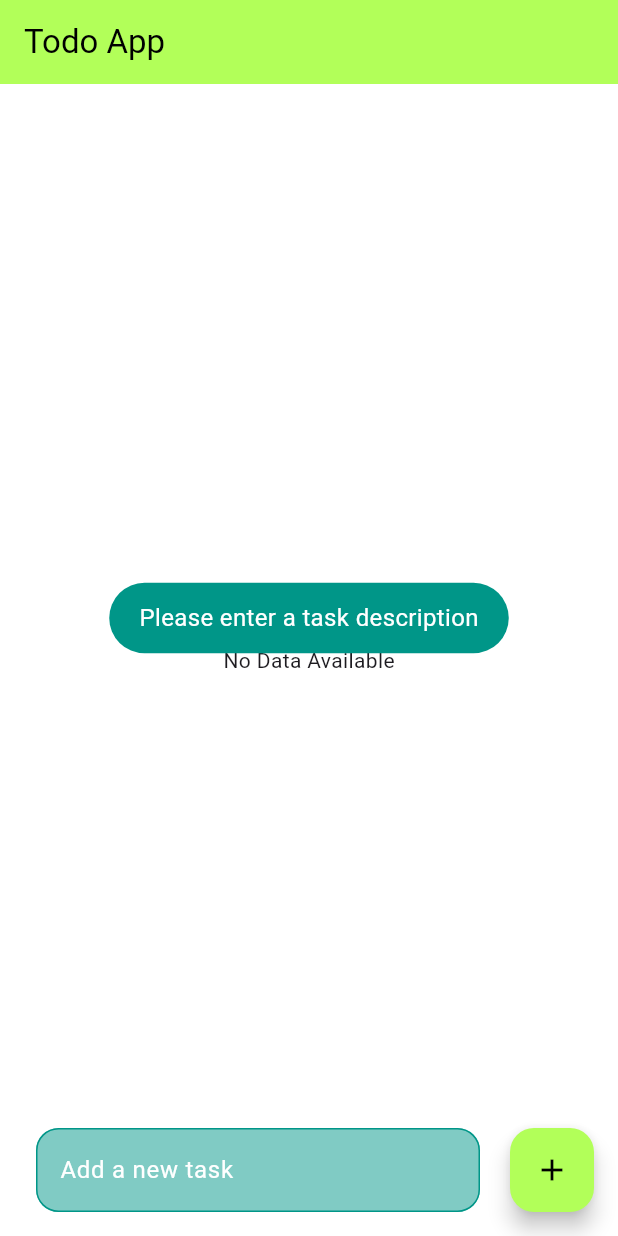
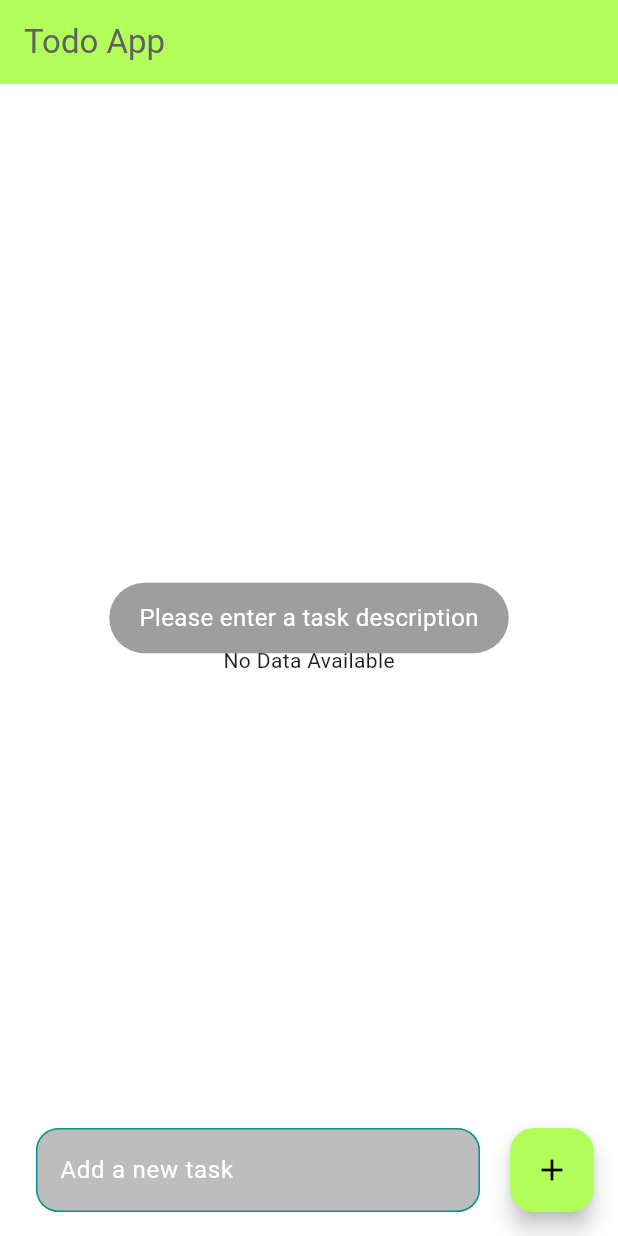
Before and after one commit to RobinMalpart/Projet-Angular-Flutter-Cloud, a Flutter app: the screen it shows after launch, after a tap on the "add" icon, on a phone screen of 412 x 824 dp. Run offline on Flutter 3.47's test engine with Material 3 defaults, Android fonts, the light colour scheme and no system bars; our stand-ins replace cloud_firestore, firebase_core, fluttertoast; accounts and stored records are empty.

Commit message:
fix: toast messages

```diff
--- a/mobile/lib/components/add_task.dart
+++ b/mobile/lib/components/add_task.dart
@@ -27,7 +27,7 @@ class AddTask extends StatelessWidget {
                   color: Colors.white,
                 ),
                 filled: true,
-                fillColor: Colors.teal[200],
+                fillColor: Colors.grey[400],
                 enabledBorder: OutlineInputBorder(
                   borderSide: const BorderSide(
                     color: Colors.teal,
--- a/mobile/lib/components/show_toast.dart
+++ b/mobile/lib/components/show_toast.dart
@@ -7,7 +7,7 @@ void showToast({required String message}){
       toastLength: Toast.LENGTH_SHORT,
       gravity: ToastGravity.CENTER,
       timeInSecForIosWeb: 1,
-      backgroundColor: Colors.teal,
+      backgroundColor: Colors.grey,
       textColor: Colors.white,
       fontSize: 16.0
   );
--- a/mobile/lib/pages/to_do_page.dart
+++ b/mobile/lib/pages/to_do_page.dart
@@ -3,7 +3,7 @@ import 'package:mobile/components/add_task.dart';
 import 'package:mobile/models/task_model.dart';
 import 'package:mobile/services/task_service.dart';
 import 'package:mobile/components/show_toast.dart';
-import 'package:mobile/components/task_list.dart'; // Import the new TaskList component
+import 'package:mobile/components/task_list.dart';
 
 class ToDo extends StatefulWidget {
   const ToDo({super.key});
@@ -63,7 +63,7 @@ class _ToDoState extends State<ToDo> {
       appBar: AppBar(
         title: const Text('Todo App'),
         backgroundColor: Colors.lightGreenAccent,
-        foregroundColor: Colors.black,
+        foregroundColor: Colors.grey[700],
       ),
       body: StreamBuilder<List<TaskModel>>(
         stream: _taskService.readData(),
--- a/mobile/lib/services/task_service.dart
+++ b/mobile/lib/services/task_service.dart
@@ -28,7 +28,7 @@ class TaskService {
       await taskCollection.doc(id).set(newTask);
       showToast(message: "Data Created Successfully");
     } catch (e) {
-      showToast(message: "Failed to Create Data: $e");
+      showToast(message: "Oops an error occurred!");
     }
   }
 
@@ -39,7 +39,7 @@ class TaskService {
     }).then((_) {
       showToast(message: "Task Updated Successfully");
     }).catchError((error) {
-      showToast(message: "Failed to Update Task: $error");
+      showToast(message: "Oops an error occurred!");
     });
   }
 
@@ -47,7 +47,7 @@ class TaskService {
     taskCollection.doc(id).delete().then((_) {
       showToast(message: "Task Deleted Successfully");
     }).catchError((error) {
-      showToast(message: "Failed to Delete Task: $error");
+      showToast(message: "Oops an error occurred!");
     });
   }
 }
```
